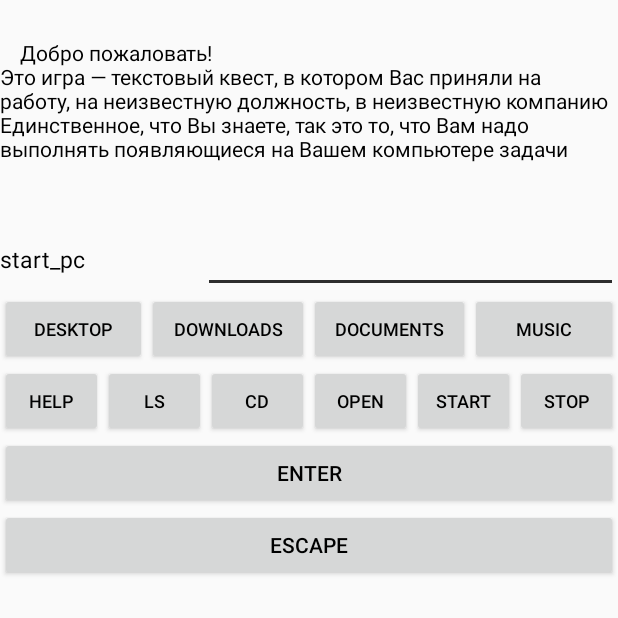
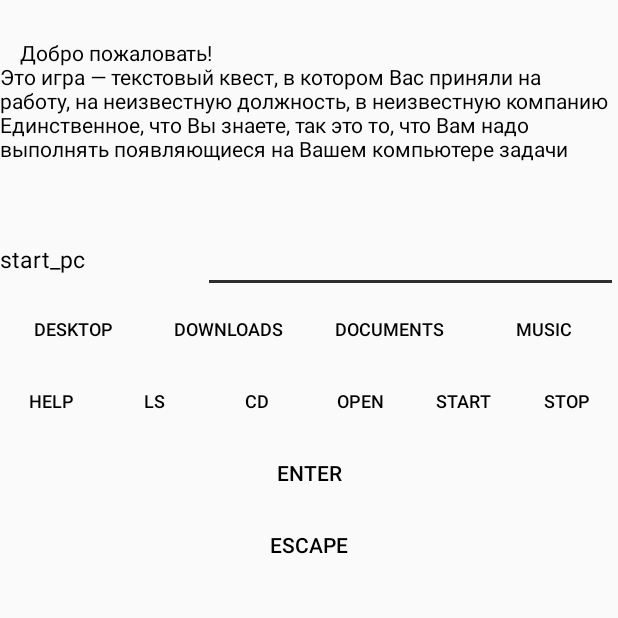
Before and after one commit to DocRedFo/Game, an Android app: the screen it shows after launch (MainActivity), on a phone screen of 412 x 824 dp, the top half of it. Run offline under Robolectric (Android 15) with nearby library versions, the phone set to English and light mode, and no system bars.

Commit message:
Version 55.88.00

```diff
--- a/app/src/main/java/com/doc/game/MainActivity.java
+++ b/app/src/main/java/com/doc/game/MainActivity.java
@@ -6,7 +6,9 @@ import android.os.Bundle;
 import android.text.method.ScrollingMovementMethod;
 import android.view.View;
 import android.widget.Button;
+import android.widget.CompoundButton;
 import android.widget.EditText;
+import android.widget.Switch;
 import android.widget.TextView;
 
 public class MainActivity extends AppCompatActivity {
@@ -50,7 +52,6 @@ public class MainActivity extends AppCompatActivity {
         ButtonStop = findViewById(R.id.buttonStop);
         Enter = findViewById(R.id.buttonEnter);
         Escape = findViewById(R.id.buttonEscape);
-
         path.setText("start_pc");
 
         textView.setMovementMethod(new ScrollingMovementMethod());
@@ -449,7 +450,5 @@ public class MainActivity extends AppCompatActivity {
                 }
             }
         });
-
-
     }
 }
--- a/app/src/main/res/layout/activity_main.xml
+++ b/app/src/main/res/layout/activity_main.xml
@@ -45,6 +45,7 @@
 
         <EditText
             android:id="@+id/editText"
+            style="@style/Widget.AppCompat.Light.AutoCompleteTextView"
             android:layout_width="match_parent"
             android:layout_height="match_parent"
             android:inputType="text"
@@ -64,6 +65,7 @@
 
         <Button
             android:id="@+id/buttonHelp"
+            style="@style/Widget.AppCompat.Button.Borderless"
             android:layout_width="wrap_content"
             android:layout_height="wrap_content"
             android:layout_weight="1"
@@ -74,6 +76,7 @@
 
         <Button
             android:id="@+id/buttonLs"
+            style="@style/Widget.AppCompat.Button.Borderless"
             android:layout_width="wrap_content"
             android:layout_height="wrap_content"
             android:layout_weight="1"
@@ -84,6 +87,7 @@
 
         <Button
             android:id="@+id/buttonCd"
+            style="@style/Widget.AppCompat.Button.Borderless"
             android:layout_width="wrap_content"
             android:layout_height="wrap_content"
             android:layout_weight="1"
@@ -94,6 +98,7 @@
 
         <Button
             android:id="@+id/buttonOpen"
+            style="@style/Widget.AppCompat.Button.Borderless"
             android:layout_width="wrap_content"
             android:layout_height="wrap_content"
             android:layout_weight="1"
@@ -104,6 +109,7 @@
 
         <Button
             android:id="@+id/buttonStart"
+            style="@style/Widget.AppCompat.Button.Borderless"
             android:layout_width="wrap_content"
             android:layout_height="wrap_content"
             android:layout_weight="1"
@@ -114,6 +120,7 @@
 
         <Button
             android:id="@+id/buttonStop"
+            style="@style/Widget.AppCompat.Button.Borderless"
             android:layout_width="wrap_content"
             android:layout_height="wrap_content"
             android:layout_weight="1"
@@ -135,6 +142,7 @@
 
         <Button
             android:id="@+id/buttonDesktop"
+            style="@style/Widget.AppCompat.Button.Borderless"
             android:layout_width="wrap_content"
             android:layout_height="wrap_content"
             android:layout_weight="1"
@@ -145,6 +153,7 @@
 
         <Button
             android:id="@+id/buttonDownloads"
+            style="@style/Widget.AppCompat.Button.Borderless"
             android:layout_width="wrap_content"
             android:layout_height="wrap_content"
             android:layout_weight="1"
@@ -155,6 +164,7 @@
 
         <Button
             android:id="@+id/buttonDocuments"
+            style="@style/Widget.AppCompat.Button.Borderless"
             android:layout_width="wrap_content"
             android:layout_height="wrap_content"
             android:layout_weight="1"
@@ -165,6 +175,7 @@
 
         <Button
             android:id="@+id/buttonMusic"
+            style="@style/Widget.AppCompat.Button.Borderless"
             android:layout_width="wrap_content"
             android:layout_height="wrap_content"
             android:layout_weight="1"
@@ -176,6 +187,7 @@
 
     <Button
         android:id="@+id/buttonEnter"
+        style="@style/Widget.AppCompat.Button.Borderless"
         android:layout_width="0dp"
         android:layout_height="wrap_content"
         android:shadowColor="#fff"
@@ -187,6 +199,7 @@
 
     <Button
         android:id="@+id/buttonEscape"
+        style="@style/Widget.AppCompat.Button.Borderless"
         android:layout_width="0dp"
         android:layout_height="wrap_content"
         android:shadowColor="#fff"
```
